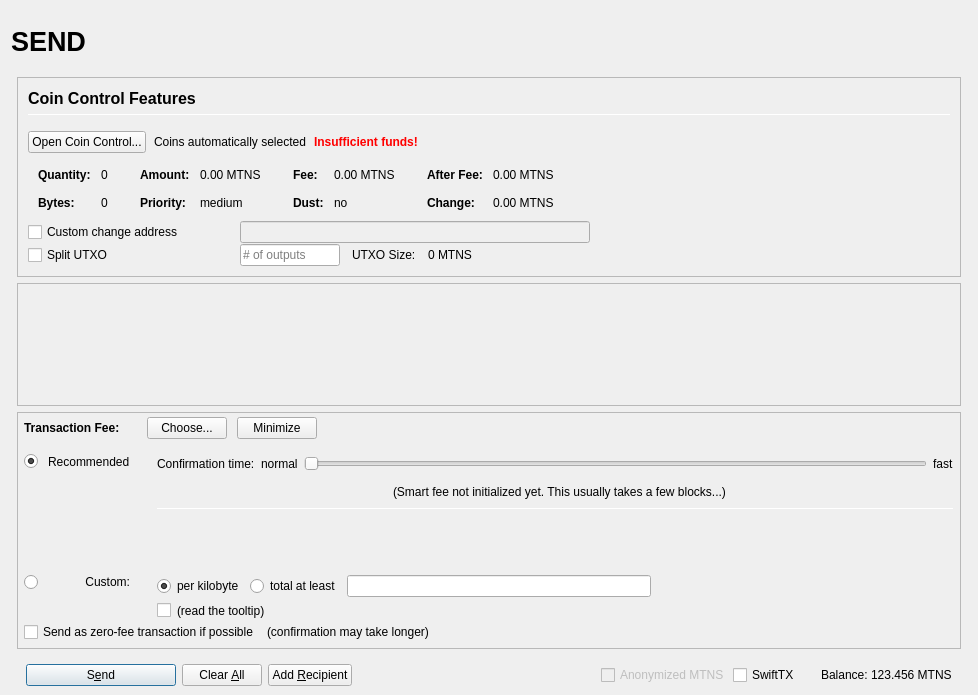
CHIPO-Project/CHIPO, file src/qt/forms/sendcoinsdialog.ui: the form before one commit.
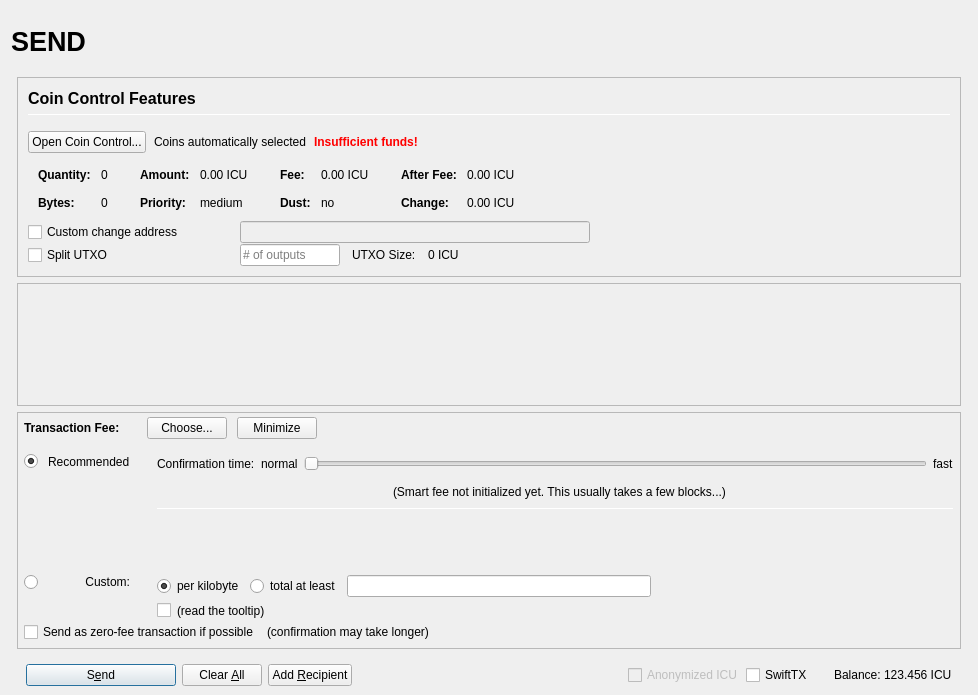
The form after the commit. Icons and pictures are not drawn. Custom widgets are drawn as their Qt base class.

```diff
--- a/src/qt/forms/sendcoinsdialog.ui
+++ b/src/qt/forms/sendcoinsdialog.ui
@@ -493,7 +493,7 @@
                         <enum>Qt::ActionsContextMenu</enum>
                        </property>
                        <property name="text">
-                        <string notr="true">0.00 MTNS</string>
+                        <string notr="true">0.00 ICU</string>
                        </property>
                        <property name="textInteractionFlags">
                         <set>Qt::LinksAccessibleByMouse|Qt::TextSelectableByKeyboard|Qt::TextSelectableByMouse</set>
@@ -573,7 +573,7 @@
                         <enum>Qt::ActionsContextMenu</enum>
                        </property>
                        <property name="text">
-                        <string notr="true">0.00 MTNS</string>
+                        <string notr="true">0.00 ICU</string>
                        </property>
                        <property name="textInteractionFlags">
                         <set>Qt::LinksAccessibleByMouse|Qt::TextSelectableByKeyboard|Qt::TextSelectableByMouse</set>
@@ -653,7 +653,7 @@
                         <enum>Qt::ActionsContextMenu</enum>
                        </property>
                        <property name="text">
-                        <string notr="true">0.00 MTNS</string>
+                        <string notr="true">0.00 ICU</string>
                        </property>
                        <property name="textInteractionFlags">
                         <set>Qt::LinksAccessibleByMouse|Qt::TextSelectableByKeyboard|Qt::TextSelectableByMouse</set>
@@ -682,7 +682,7 @@
                         <enum>Qt::ActionsContextMenu</enum>
                        </property>
                        <property name="text">
-                        <string notr="true">0.00 MTNS</string>
+                        <string notr="true">0.00 ICU</string>
                        </property>
                        <property name="textInteractionFlags">
                         <set>Qt::LinksAccessibleByMouse|Qt::TextSelectableByKeyboard|Qt::TextSelectableByMouse</set>
@@ -849,7 +849,7 @@
                 <item>
                  <widget class="QLabel" name="labelBlockSize">
                   <property name="text">
-                   <string>0 MTNS</string>
+                   <string>0 ICU</string>
                   </property>
                  </widget>
                 </item>
@@ -1686,7 +1686,7 @@
                 <bool>false</bool>
                </property>
                <property name="text">
-                <string>Anonymized MTNS</string>
+                <string>Anonymized ICU</string>
                </property>
               </widget>
              </item>
@@ -1725,7 +1725,7 @@
                 <cursorShape>IBeamCursor</cursorShape>
                </property>
                <property name="text">
-                <string notr="true">123.456 MTNS</string>
+                <string notr="true">123.456 ICU</string>
                </property>
                <property name="textInteractionFlags">
                 <set>Qt::LinksAccessibleByMouse|Qt::TextSelectableByKeyboard|Qt::TextSelectableByMouse</set>
```
Left out of the diff: 6 changed lines with no effect on the pictures.
